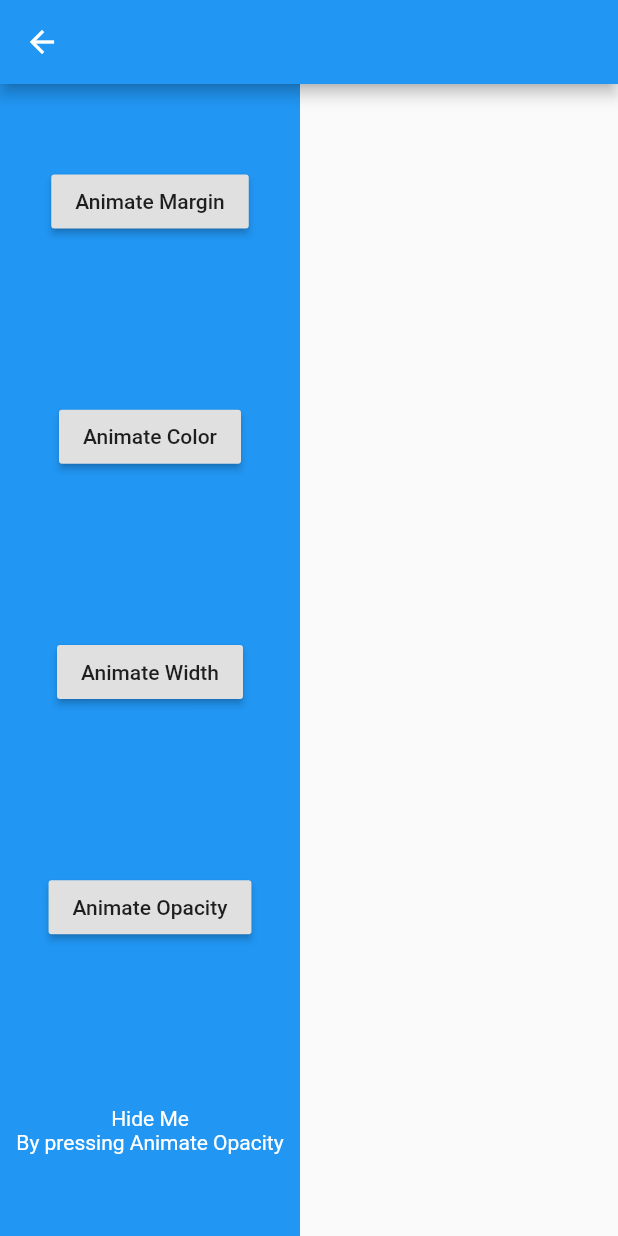
After one commit to Amitpatil215/Ninja-Trips, a Flutter app: the screen it shows after launch, after a tap on "Explore Implicit Animations", on a phone screen of 412 x 824 dp. The commit adds this screen. Run offline on Flutter 3.47's test engine with Material 2 defaults, Android fonts, the phone set to English and light mode, and no system bars; missing offline and left inert: lipsum.

Commit message:
Implicit Animations Added

```diff
--- a/lib/screens/home.dart
+++ b/lib/screens/home.dart
@@ -1,4 +1,5 @@
 import 'package:flutter/material.dart';
+import 'package:ninja_trips/screens/sandbox.dart';
 import 'package:ninja_trips/shared/screenTitle.dart';
 import 'package:ninja_trips/shared/tripList.dart';
 
@@ -8,18 +9,14 @@ class Home extends StatefulWidget {
 }
 
 class _HomeState extends State<Home> {
-
   @override
   Widget build(BuildContext context) {
     return Scaffold(
       body: Container(
         padding: EdgeInsets.all(20),
         decoration: BoxDecoration(
-          image: DecorationImage(
-            image: AssetImage("images/bg.png"),
-            fit: BoxFit.fitWidth,
-            alignment: Alignment.topLeft
-          ),
+          image:
+              DecorationImage(image: AssetImage("images/bg.png"), fit: BoxFit.fitWidth, alignment: Alignment.topLeft),
         ),
         child: Column(
           crossAxisAlignment: CrossAxisAlignment.start,
@@ -34,8 +31,12 @@ class _HomeState extends State<Home> {
             )
             //Sandbox(),
           ],
-        )
-      )
+        ),
+      ),
+      floatingActionButton: FloatingActionButton.extended(
+        label: Container(child: Text("Explore Implicit Animations")),
+        onPressed: () => Navigator.of(context).push(MaterialPageRoute(builder: (context) => Sandbox())),
+      ),
     );
   }
 }
--- /dev/null
+++ b/lib/screens/sandbox.dart
@@ -0,0 +1,65 @@
+import 'package:flutter/material.dart';
+
+class Sandbox extends StatefulWidget {
+  @override
+  _SandboxState createState() => _SandboxState();
+}
+
+class _SandboxState extends State<Sandbox> {
+  double _opacity = 1; //Fully Visible
+  double _margin = 0;
+  double _width = 200;
+  Color _color = Colors.blue;
+
+  @override
+  Widget build(BuildContext context) {
+    return Scaffold(
+      appBar: AppBar(),
+      body: AnimatedContainer(
+        duration: Duration(seconds: 2),
+        margin: EdgeInsets.all(_margin),
+        width: _width,
+        color: _color,
+        child: Column(
+          crossAxisAlignment: CrossAxisAlignment.center,
+          mainAxisAlignment: MainAxisAlignment.spaceAround,
+          children: [
+            RaisedButton(
+              child: Text("Animate Margin"),
+              onPressed: () => setState(() {
+                _margin = 50;
+              }),
+            ),
+            RaisedButton(
+              child: Text("Animate Color"),
+              onPressed: () => setState(() {
+                _color = Colors.purple;
+              }),
+            ),
+            RaisedButton(
+              child: Text("Animate Width"),
+              onPressed: () => setState(() {
+                _width = 400;
+              }),
+            ),
+            RaisedButton(
+              child: Text("Animate Opacity"),
+              onPressed: () => setState(() {
+                _opacity = 0;
+              }),
+            ),
+            AnimatedOpacity(
+              duration: Duration(seconds: 2),
+              opacity: _opacity,
+              child: Text(
+                "Hide Me\nBy pressing Animate Opacity",
+                style: TextStyle(color: Colors.white),
+                textAlign: TextAlign.center,
+              ),
+            )
+          ],
+        ),
+      ),
+    );
+  }
+}
--- a/lib/shared/tripList.dart
+++ b/lib/shared/tripList.dart
@@ -52,7 +52,7 @@ class _TripListState extends State<TripList> {
           height: 50.0,
         ),
       ),
-      trailing: Text('\$${trip.price}'),
+      trailing: Text('₹${trip.price}'),
     );
   }
 
```
Also changed, not shown: 1 other file.
